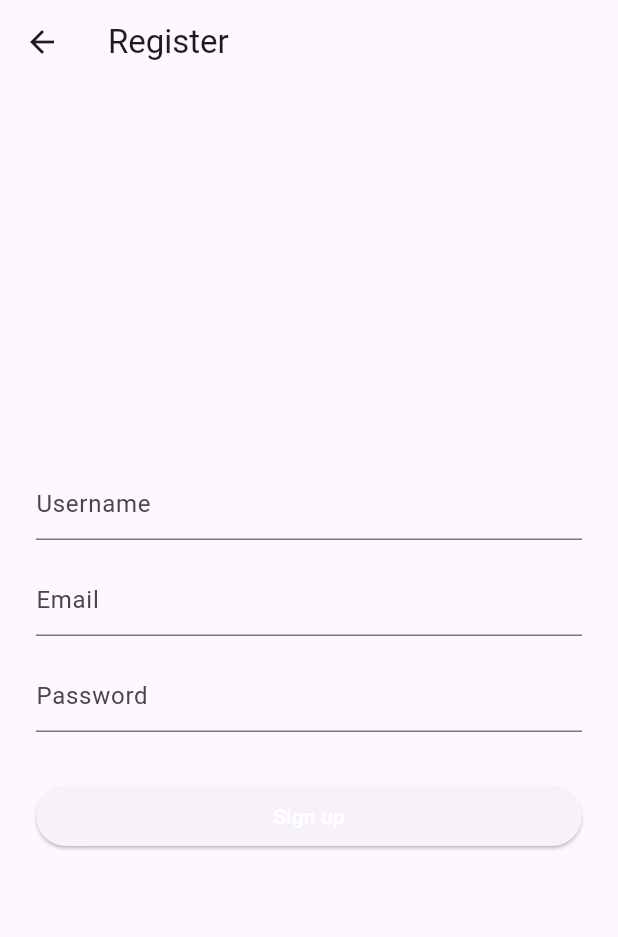
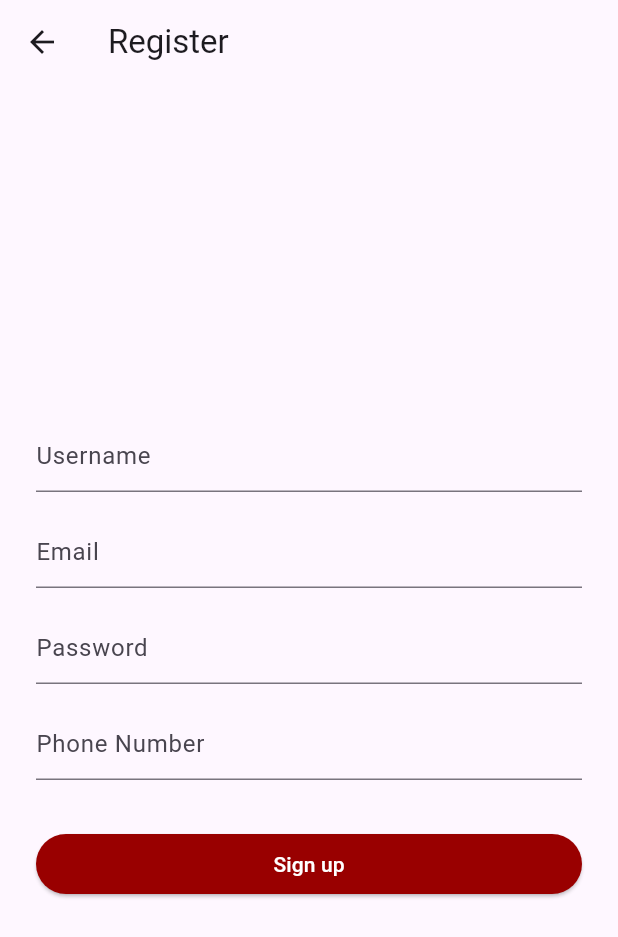
Before and after one commit to MatthewFante/Sheltr, a Flutter app: the screen it shows after launch, after a tap on "Sign In", after a tap on "Register", on a phone screen of 412 x 824 dp. Shown: the top 937 px of the screen. Run offline on Flutter 3.47's test engine with Material 3 defaults, Android fonts, the phone set to English and light mode, and no system bars; our stand-ins replace firebase_auth, firebase_core; accounts and stored records are empty.

```diff
--- a/lib/authentication/fire_auth.dart
+++ b/lib/authentication/fire_auth.dart
@@ -12,6 +12,7 @@ class FireAuth {
     required String name,
     required String email,
     required String password,
+    required String phoneNum,
   }) async {
     FirebaseAuth auth = FirebaseAuth.instance;
     User? user;
@@ -22,6 +23,7 @@ class FireAuth {
       );
       user = userCredential.user;
       await user!.updateProfile(displayName: name);
+
       await user.reload();
       user = auth.currentUser;
     } on FirebaseAuthException catch (e) {
--- a/lib/authentication/validator.dart
+++ b/lib/authentication/validator.dart
@@ -44,4 +44,17 @@ class Validator {
 
     return null;
   }
+
+  static String? validatePhoneNum({required String phoneNum}) {
+    if (phoneNum == null) {
+      return null;
+    }
+    if (phoneNum.isEmpty) {
+      return 'Phone number can\'t be empty';
+    } else if (phoneNum.length != 10) {
+      return 'Enter a ten-digit phone number';
+    }
+
+    return null;
+  }
 }
--- a/lib/pages/home_page.dart
+++ b/lib/pages/home_page.dart
@@ -14,7 +14,6 @@ class HomePage extends StatefulWidget {
 
 class _HomePageState extends State<HomePage> {
   int _currentIndex = 0;
-  bool showAddPetButton = false;
 
   // create a list of the pages that are navigated to when the user clicks on a navigation item
   final List<Widget> _pages = [
@@ -34,10 +33,6 @@ class _HomePageState extends State<HomePage> {
     final currentUserId = getCurrentUser()?.uid ?? 'Unknown';
 
     bool adminView = true;
-
-    _currentIndex == 0 && adminView
-        ? showAddPetButton = true
-        : showAddPetButton = false;
 
     return Scaffold(
       appBar: AppBar(
--- a/lib/pages/login_page.dart
+++ b/lib/pages/login_page.dart
@@ -58,6 +58,11 @@ class LoginPage extends StatelessWidget {
               ),
               const SizedBox(height: 8.0),
               ElevatedButton(
+                style: ButtonStyle(
+                  backgroundColor: MaterialStateProperty.all(
+                    const Color(0xff990000),
+                  ),
+                ),
                 onPressed: () async {
                   if (formKey.currentState!.validate()) {
                     User? user = await FireAuth.signInUsingEmailPassword(
--- a/lib/pages/register_page.dart
+++ b/lib/pages/register_page.dart
@@ -23,10 +23,12 @@ class _RegisterPageState extends State<RegisterPage> {
   final _nameTextController = TextEditingController();
   final _emailTextController = TextEditingController();
   final _passwordTextController = TextEditingController();
+  final _phoneNumTextController = TextEditingController();
 
   final _focusName = FocusNode();
   final _focusEmail = FocusNode();
   final _focusPassword = FocusNode();
+  final _focusPhoneNum = FocusNode();
 
   bool _isProcessing = false;
 
@@ -103,6 +105,24 @@ class _RegisterPageState extends State<RegisterPage> {
                           ),
                         ),
                       ),
+                      const SizedBox(height: 16.0),
+                      TextFormField(
+                        controller: _phoneNumTextController,
+                        focusNode: _focusPhoneNum,
+                        obscureText: true,
+                        validator: (value) => Validator.validatePhoneNum(
+                          phoneNum: value!,
+                        ),
+                        decoration: InputDecoration(
+                          hintText: "Phone Number",
+                          errorBorder: UnderlineInputBorder(
+                            borderRadius: BorderRadius.circular(6.0),
+                            borderSide: const BorderSide(
+                              color: Colors.red,
+                            ),
+                          ),
+                        ),
+                      ),
                       const SizedBox(height: 32.0),
                       _isProcessing
                           ? const CircularProgressIndicator()
@@ -110,6 +130,12 @@ class _RegisterPageState extends State<RegisterPage> {
                               children: [
                                 Expanded(
                                   child: ElevatedButton(
+                                    style: ButtonStyle(
+                                      backgroundColor:
+                                          MaterialStateProperty.all(
+                                        const Color(0xff990000),
+                                      ),
+                                    ),
                                     onPressed: () async {
                                       setState(() {
                                         _isProcessing = true;
@@ -123,6 +149,8 @@ class _RegisterPageState extends State<RegisterPage> {
                                           email: _emailTextController.text,
                                           password:
                                               _passwordTextController.text,
+                                          phoneNum:
+                                              _phoneNumTextController.text,
                                         );
 
                                         setState(() {
--- a/pubspec.yaml
+++ b/pubspec.yaml
@@ -37,6 +37,7 @@ dependencies:
   cupertino_icons: ^1.0.2
   firebase_core: ^2.24.2
   firebase_auth: ^4.3.0
+  cloud_firestore: ^4.15.8
 
 dev_dependencies:
   flutter_test:
```
Also changed, not shown: lib/pages/pets_page.dart (+10 -3 lines), pubspec.lock, 3 other files.
